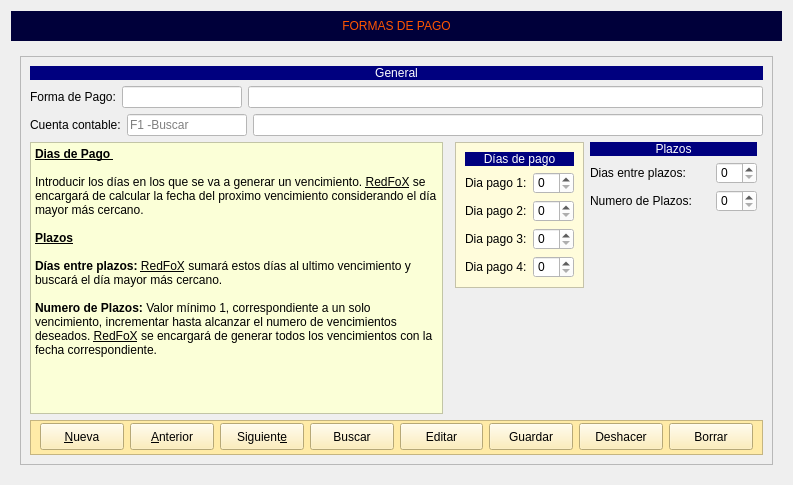
Qt form Zona_Maestros/frmformas_pago.ui (arcnexus/RedFoX) before a commit.
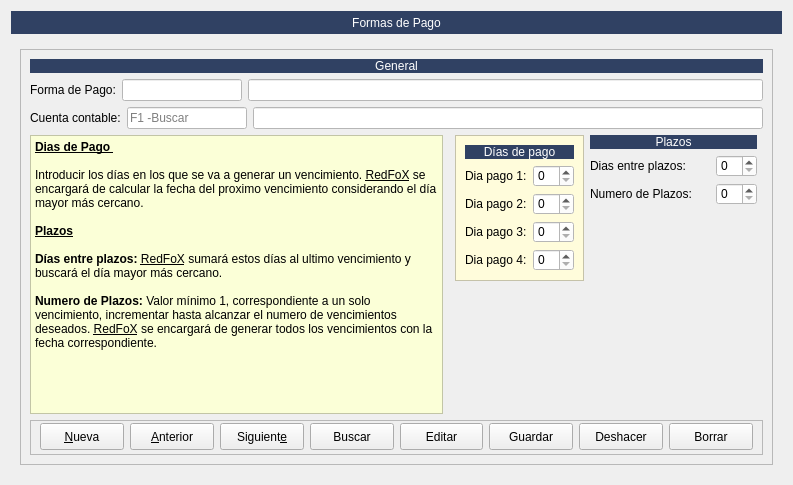
The same form after that commit. The open tabs and pages were chosen to show the change. Icons and pictures are not drawn.

The edit to the form file:
```diff
--- a/Zona_Maestros/frmformas_pago.ui
+++ b/Zona_Maestros/frmformas_pago.ui
@@ -25,16 +25,16 @@
      <property name="minimumSize">
       <size>
        <width>300</width>
-       <height>30</height>
+       <height>23</height>
       </size>
      </property>
      <property name="styleSheet">
       <string notr="true">font: 14pt &quot;Sans Serif&quot;;
-color: rgb(255, 85, 0);
-background-color: rgb(0, 0, 58);</string>
+color: rgb(255, 255, 255);
+background-color: #304163;</string>
      </property>
      <property name="text">
-      <string>FORMAS DE PAGO</string>
+      <string>Formas de Pago</string>
      </property>
      <property name="alignment">
       <set>Qt::AlignCenter</set>
@@ -308,7 +308,7 @@
                 </size>
                </property>
                <property name="styleSheet">
-                <string notr="true">background-color: rgb(0, 0, 127);
+                <string notr="true">background-color: #304163;
 color: rgb(255, 255, 255);</string>
                </property>
                <property name="text">
@@ -415,7 +415,7 @@
                </size>
               </property>
               <property name="styleSheet">
-               <string notr="true">background-color: rgb(0, 0, 127);
+               <string notr="true">background-color: #304163;
 color: rgb(255, 255, 255);</string>
               </property>
               <property name="text">
@@ -481,9 +481,6 @@
               <height>35</height>
              </size>
             </property>
-            <property name="styleSheet">
-             <string notr="true">background-color: rgb(255, 235, 167);</string>
-            </property>
             <property name="frameShape">
              <enum>QFrame::StyledPanel</enum>
             </property>
@@ -785,7 +782,7 @@
              </size>
             </property>
             <property name="styleSheet">
-             <string notr="true">background-color: rgb(0, 0, 127);
+             <string notr="true">background-color: #304163;
 color: rgb(255, 255, 255);</string>
             </property>
             <property name="text">
```
Left out of the diff: 5 changed lines with no effect on the pictures.
